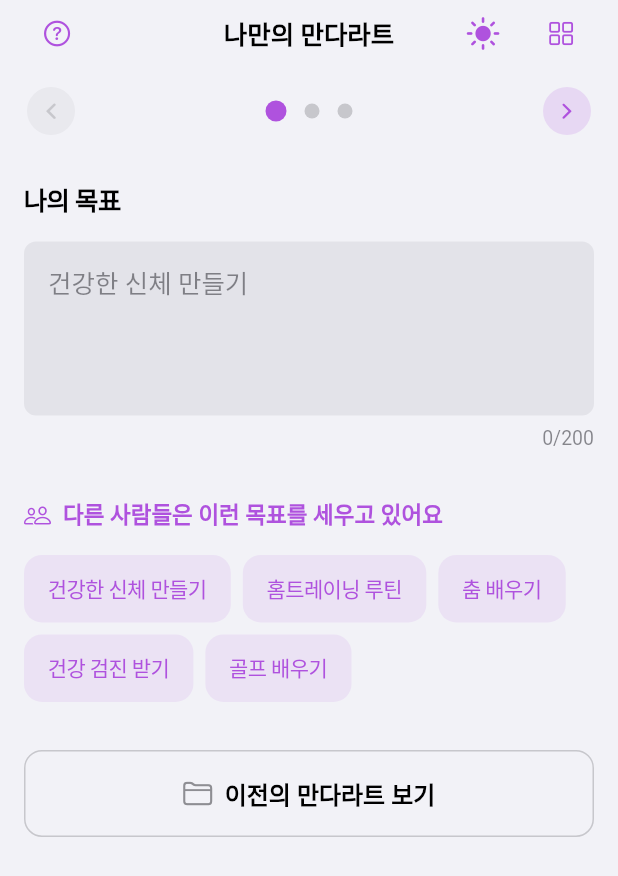
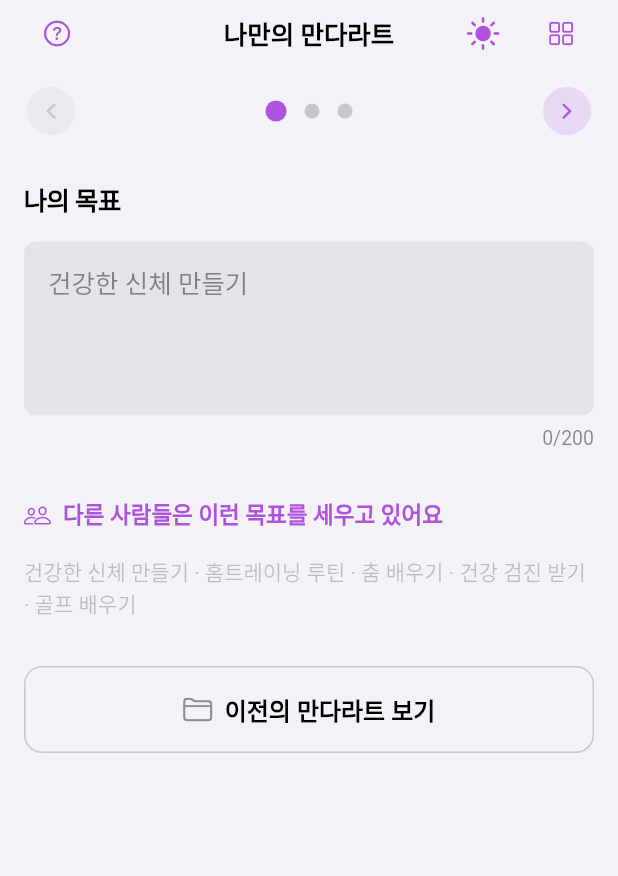
Before and after one commit to MJ-best/mymandart, a Flutter app: the MandalartAppScreen screen opened by its route, on a phone screen of 412 x 824 dp. Shown: the top 876 px of the screen. Run offline on Flutter 3.47's test engine with Material 3 defaults, Android fonts, the light colour scheme and no system bars; our stand-ins replace flutter_riverpod, go_router, responsive_builder, screenshot, shared_preferences; missing offline and left inert: dart:html, gal; accounts and stored records are empty.

Commit message:
저장 매커니즘 구현주 생긴 오류와 UI 개선

```diff
--- a/flutter_app/lib/screens/mandalart_app.dart
+++ b/flutter_app/lib/screens/mandalart_app.dart
@@ -238,7 +238,10 @@ class _MandalartAppScreenState extends ConsumerState<MandalartAppScreen> {
             crossAxisAlignment: CrossAxisAlignment.start,
             children: [
               if (index == 0)
-                GoalStep(value: state.goalText, onChange: notifier.updateGoal)
+                GoalStep(
+                  value: state.goalText,
+                  onChange: notifier.updateGoal,
+                )
               else if (index == 1)
                 ThemesStep(
                   goalText: state.goalText,
--- a/flutter_app/lib/widgets/mandalart_viewer.dart
+++ b/flutter_app/lib/widgets/mandalart_viewer.dart
@@ -4,6 +4,7 @@ import 'package:flutter/cupertino.dart';
 import 'package:flutter/foundation.dart';
 import 'package:flutter/services.dart';
 import 'package:flutter_riverpod/flutter_riverpod.dart';
+import 'package:go_router/go_router.dart';
 import 'package:screenshot/screenshot.dart';
 
 import 'package:mandarart_journey/models/mandalart.dart';
@@ -827,7 +828,9 @@ class _MandalartViewerState extends ConsumerState<MandalartViewer> {
       await ref.read(mandalartProvider.notifier).saveCurrentMandalart();
       if (mounted) {
         HapticFeedback.mediumImpact();
-        _showCupertinoAlert('만다라트가 저장되었습니다.');
+        // 저장 후 저장된 만다라트 페이지로 이동
+        widget.onClose(); // 먼저 뷰어 닫기
+        context.push('/saved-mandalarts');
       }
     } catch (error) {
       if (mounted) {
--- a/flutter_app/lib/widgets/steps/goal_step.dart
+++ b/flutter_app/lib/widgets/steps/goal_step.dart
@@ -8,7 +8,11 @@ import 'package:mandarart_journey/data/keywords.dart';
 class GoalStep extends StatefulWidget {
   final String value;
   final void Function(String) onChange;
-  const GoalStep({super.key, required this.value, required this.onChange});
+  const GoalStep({
+    super.key,
+    required this.value,
+    required this.onChange,
+  });
 
   @override
   State<GoalStep> createState() => _GoalStepState();
@@ -146,27 +150,13 @@ class _GoalStepState extends State<GoalStep> {
           ],
         ),
         const SizedBox(height: 16),
-        Wrap(
-          spacing: 8,
-          runSpacing: 8,
-          children: _randomCommunityGoals.map((goal) {
-            return CupertinoButton(
-              padding: const EdgeInsets.symmetric(horizontal: 16, vertical: 12),
-              minimumSize: const Size(44, 44),
-              color: CupertinoColors.systemPurple.withOpacity(0.1),
-              onPressed: () {
-                HapticFeedback.selectionClick();
-                _controller.text = goal;
-              },
-              child: Text(
-                goal,
-                style: const TextStyle(
-                  fontSize: 14,
-                  color: CupertinoColors.systemPurple,
-                ),
-              ),
-            );
-          }).toList(),
+        Text(
+          _randomCommunityGoals.join(' · '),
+          style: TextStyle(
+            fontSize: 14,
+            color: CupertinoColors.tertiaryLabel.resolveFrom(context),
+            height: 1.5,
+          ),
         ),
         const SizedBox(height: 32),
         // 이전의 만다라트 보기 버튼
```
Also changed, not shown: flutter_app/lib/providers/mandalart_provider.dart (+6 -8 lines), flutter_app/lib/screens/landing_screen.dart (+6 -11 lines), flutter_app/lib/screens/saved_mandalarts_screen.dart (+86 -9 lines), flutter_app/lib/widgets/steps/actions_step.dart (+18 -41 lines), 1 other file.
